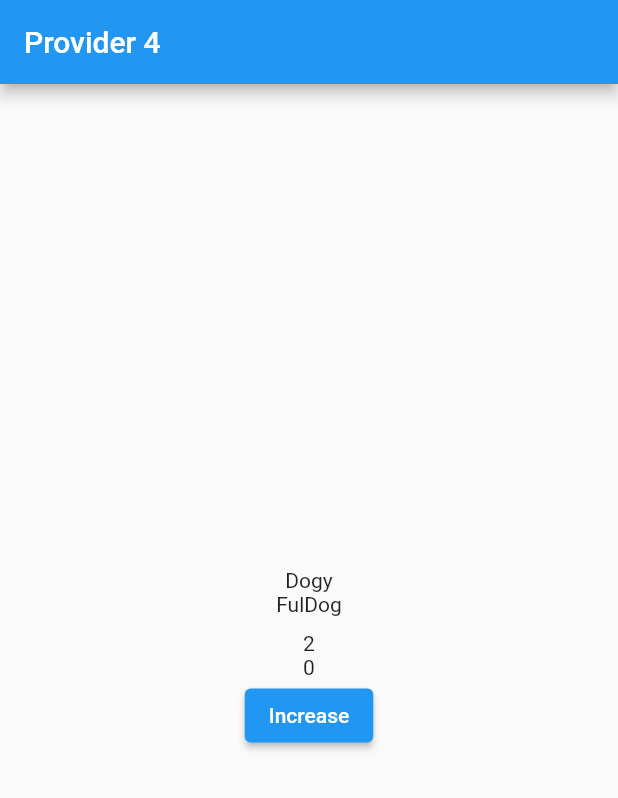
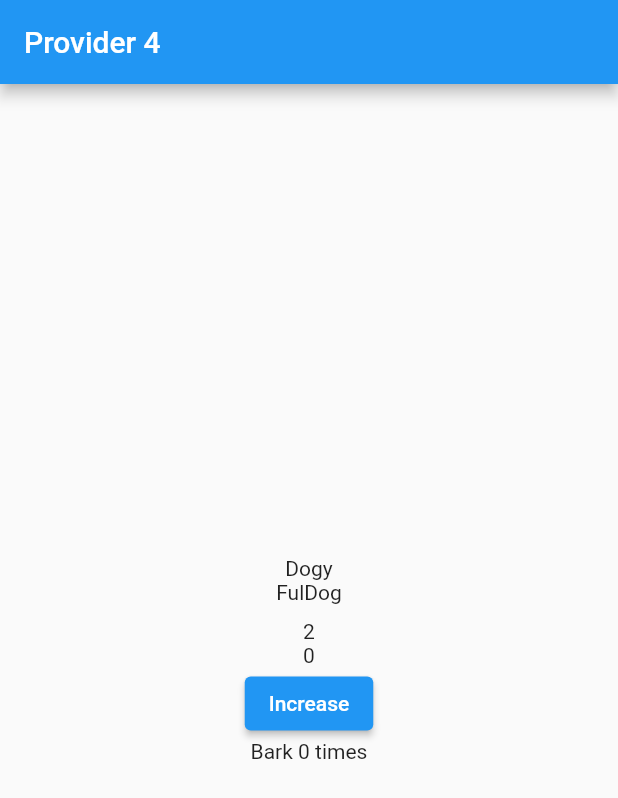
Before and after one commit to chandra-deb/learning_provider, a Flutter app: the first screen one second after launch, on a phone screen of 412 x 824 dp. Shown: the top 798 px of the screen. Run offline on Flutter 3.47's test engine with Material 2 defaults, Android fonts, the phone set to English and light mode, and no system bars.

Commit message:
stream provider

```diff
--- a/lib/babies.dart
+++ b/lib/babies.dart
@@ -14,4 +14,11 @@ class Babies {
       return 1;
     }
   }
+
+  Stream<String> bark() async* {
+    for (int i = 0; i < age; i++) {
+      await Future.delayed(const Duration(seconds: 1));
+      yield 'Bark $i times';
+    }
+  }
 }
--- a/lib/main.dart
+++ b/lib/main.dart
@@ -30,12 +30,21 @@ class App extends StatelessWidget {
           create: (context) => Dog(name: 'Dogy', breed: 'FulDog', age: 2),
         ),
         FutureProvider(
-            create: (context) {
-              final int dogAge = context.read<Dog>().age;
-              final babies = Babies(age: dogAge);
-              return babies.getBabies();
-            },
-            initialData: 0),
+          create: (context) {
+            final int dogAge = context.read<Dog>().age;
+            final babies = Babies(age: dogAge);
+            return babies.getBabies();
+          },
+          initialData: 0,
+        ),
+        StreamProvider<String>(
+          create: (context) {
+            final int dogAge = context.read<Dog>().age;
+            final babies = Babies(age: dogAge * 2);
+            return babies.bark();
+          },
+          initialData: 'Bark 0 times',
+        )
       ],
       child: const HomePage(),
     );
@@ -107,7 +116,8 @@ class Age extends StatelessWidget {
         ElevatedButton(
           onPressed: context.read<Dog>().grow,
           child: const Text('Increase'),
-        )
+        ),
+        Text(context.watch<String>())
       ],
     );
   }
```
